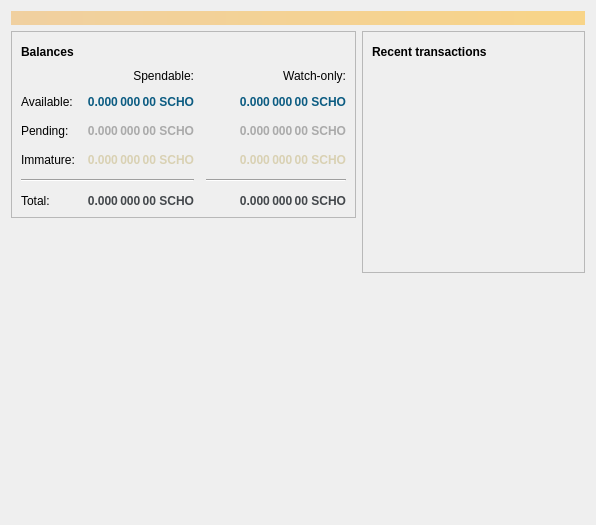
Before: the Qt Designer form src/qt/forms/overviewpage.ui in scholarshipcoin/scholarshipcoin, drawn with Qt 5.
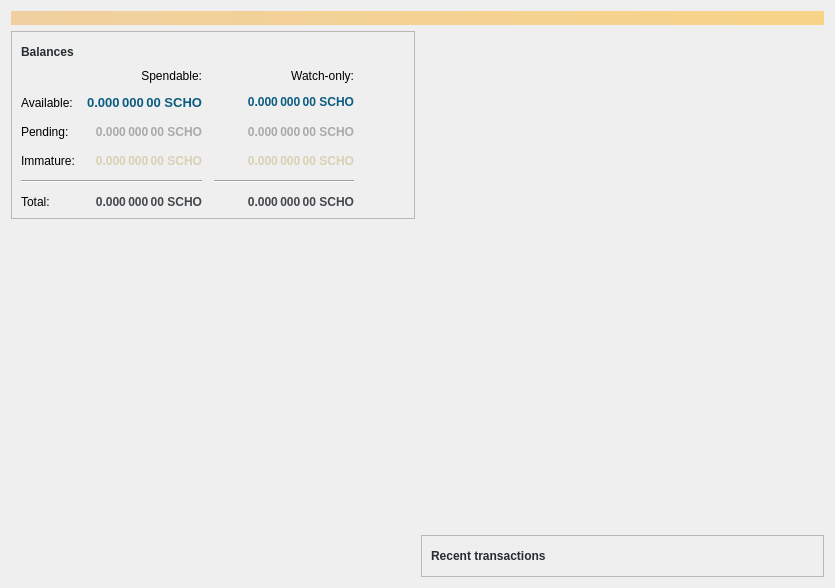
After: the same form once the commit is applied. Icons and pictures are not drawn.

```diff
--- a/src/qt/forms/overviewpage.ui
+++ b/src/qt/forms/overviewpage.ui
@@ -1,18 +1,36 @@
 <?xml version="1.0" encoding="UTF-8"?>
 <ui version="4.0">
  <class>OverviewPage</class>
- <widget class="QWidget" name="OverviewPage">
+ <widget class="QLabel" name="OverviewPage">
+  <property name="enabled">
+   <bool>true</bool>
+  </property>
   <property name="geometry">
    <rect>
     <x>0</x>
     <y>0</y>
-    <width>596</width>
-    <height>525</height>
+    <width>835</width>
+    <height>588</height>
    </rect>
   </property>
   <property name="windowTitle">
    <string>Form</string>
   </property>
+  <property name="autoFillBackground">
+   <bool>false</bool>
+  </property>
+  <property name="styleSheet">
+   <string notr="true"/>
+  </property>
+  <property name="pixmap">
+   <pixmap resource="../bitcoin.qrc">:/icons/overview_background</pixmap>
+  </property>
+  <property name="scaledContents">
+   <bool>true</bool>
+  </property>
+  <property name="wordWrap">
+   <bool>true</bool>
+  </property>
   <layout class="QVBoxLayout" name="topLayout">
    <item>
     <widget class="QLabel" name="labelAlerts">
@@ -56,6 +74,9 @@
                 <bold>true</bold>
                </font>
               </property>
+              <property name="styleSheet">
+               <string notr="true">color:rgb(38, 45, 47);</string>
+              </property>
               <property name="text">
                <string>Balances</string>
               </property>
@@ -356,6 +377,7 @@
              <widget class="QLabel" name="labelBalance">
               <property name="font">
                <font>
+                <pointsize>10</pointsize>
                 <weight>75</weight>
                 <bold>true</bold>
                </font>
@@ -466,6 +488,40 @@
      </item>
      <item>
       <layout class="QVBoxLayout" name="verticalLayout_3">
+       <item>
+        <spacer name="verticalSpacer_2">
+         <property name="orientation">
+          <enum>Qt::Vertical</enum>
+         </property>
+         <property name="sizeHint" stdset="0">
+          <size>
+           <width>20</width>
+           <height>40</height>
+          </size>
+         </property>
+        </spacer>
+       </item>
+       <item>
+        <widget class="QListView" name="listTransactions">
+         <property name="styleSheet">
+          <string notr="true">QListView {background-color: rgba(255, 255, 255,20); }
+
+</string>
+         </property>
+         <property name="frameShape">
+          <enum>QFrame::NoFrame</enum>
+         </property>
+         <property name="verticalScrollBarPolicy">
+          <enum>Qt::ScrollBarAlwaysOff</enum>
+         </property>
+         <property name="horizontalScrollBarPolicy">
+          <enum>Qt::ScrollBarAlwaysOff</enum>
+         </property>
+         <property name="selectionMode">
+          <enum>QAbstractItemView::NoSelection</enum>
+         </property>
+        </widget>
+       </item>
        <item>
         <widget class="QFrame" name="frame_2">
          <property name="frameShape">
@@ -485,6 +541,9 @@
                 <bold>true</bold>
                </font>
               </property>
+              <property name="styleSheet">
+               <string notr="true">color:rgb(38, 45, 47);</string>
+              </property>
               <property name="text">
                <string>Recent transactions</string>
               </property>
@@ -538,41 +597,9 @@
             </item>
            </layout>
           </item>
-          <item>
-           <widget class="QListView" name="listTransactions">
-            <property name="styleSheet">
-             <string notr="true">QListView { background: transparent; }</string>
-            </property>
-            <property name="frameShape">
-             <enum>QFrame::NoFrame</enum>
-            </property>
-            <property name="verticalScrollBarPolicy">
-             <enum>Qt::ScrollBarAlwaysOff</enum>
-            </property>
-            <property name="horizontalScrollBarPolicy">
-             <enum>Qt::ScrollBarAlwaysOff</enum>
-            </property>
-            <property name="selectionMode">
-             <enum>QAbstractItemView::NoSelection</enum>
-            </property>
-           </widget>
-          </item>
          </layout>
         </widget>
        </item>
-       <item>
-        <spacer name="verticalSpacer_2">
-         <property name="orientation">
-          <enum>Qt::Vertical</enum>
-         </property>
-         <property name="sizeHint" stdset="0">
-          <size>
-           <width>20</width>
-           <height>40</height>
-          </size>
-         </property>
-        </spacer>
-       </item>
       </layout>
      </item>
     </layout>
```
Left out of the diff: 25 changed lines with no effect on the pictures.
